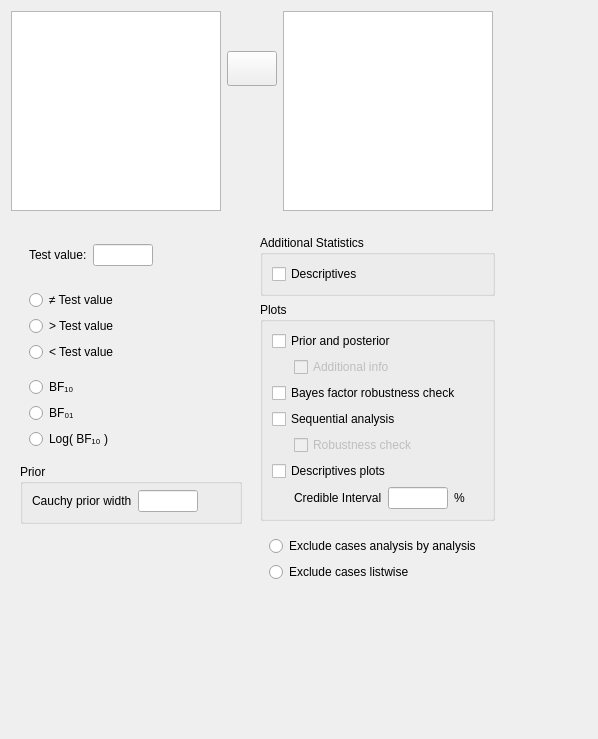
The window that JASP-Desktop/analysisforms/ttestbayesianonesampleform.ui (jasp-stats/jasp-desktop) describes before a commit, drawn with Qt 5.
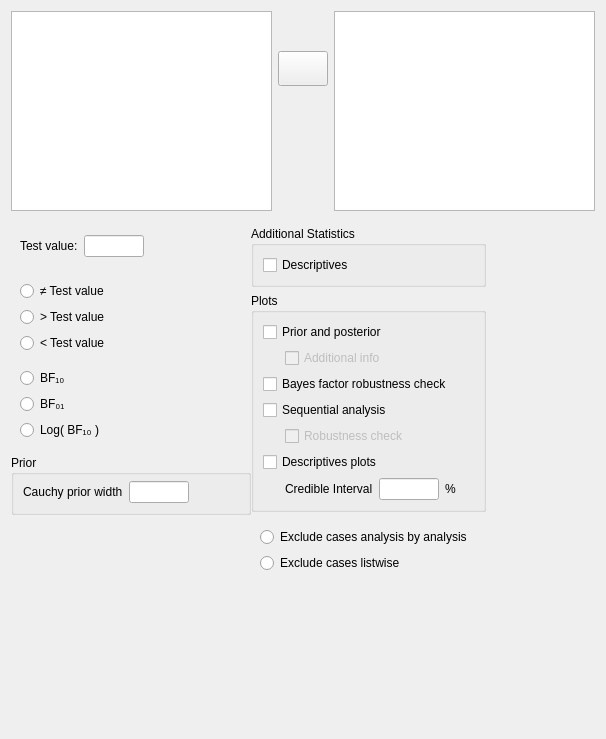
The same window after the commit. Custom widgets are drawn as their Qt base class.

```diff
--- a/JASP-Desktop/analysisforms/ttestbayesianonesampleform.ui
+++ b/JASP-Desktop/analysisforms/ttestbayesianonesampleform.ui
@@ -6,10 +6,16 @@
    <rect>
     <x>0</x>
     <y>0</y>
-    <width>598</width>
+    <width>606</width>
     <height>739</height>
    </rect>
   </property>
+  <property name="sizePolicy">
+   <sizepolicy hsizetype="Fixed" vsizetype="Preferred">
+    <horstretch>0</horstretch>
+    <verstretch>0</verstretch>
+   </sizepolicy>
+  </property>
   <property name="windowTitle">
    <string>Form</string>
   </property>
@@ -17,7 +23,7 @@
    <item>
     <widget class="QWidget" name="topWidget" native="true">
      <property name="sizePolicy">
-      <sizepolicy hsizetype="Fixed" vsizetype="Fixed">
+      <sizepolicy hsizetype="Expanding" vsizetype="Fixed">
        <horstretch>0</horstretch>
        <verstretch>0</verstretch>
       </sizepolicy>
@@ -122,20 +128,20 @@
       <item row="0" column="2">
        <widget class="BoundListView" name="variables">
         <property name="sizePolicy">
-         <sizepolicy hsizetype="Fixed" vsizetype="Fixed">
+         <sizepolicy hsizetype="Preferred" vsizetype="Fixed">
           <horstretch>0</horstretch>
           <verstretch>0</verstretch>
          </sizepolicy>
         </property>
         <property name="minimumSize">
          <size>
-          <width>210</width>
+          <width>0</width>
           <height>200</height>
          </size>
         </property>
         <property name="maximumSize">
          <size>
-          <width>210</width>
+          <width>16777215</width>
           <height>200</height>
          </size>
         </property>
@@ -147,20 +153,20 @@
       <item row="0" column="0">
        <widget class="AvailableFieldsListView" name="listAvailableFields">
         <property name="sizePolicy">
-         <sizepolicy hsizetype="Fixed" vsizetype="Fixed">
+         <sizepolicy hsizetype="Preferred" vsizetype="Fixed">
           <horstretch>0</horstretch>
           <verstretch>0</verstretch>
          </sizepolicy>
         </property>
         <property name="minimumSize">
          <size>
-          <width>210</width>
+          <width>0</width>
           <height>200</height>
          </size>
         </property>
         <property name="maximumSize">
          <size>
-          <width>210</width>
+          <width>16777215</width>
           <height>200</height>
          </size>
         </property>
@@ -202,6 +208,18 @@
          </size>
         </property>
         <layout class="QGridLayout" name="gridLayout_12">
+         <property name="leftMargin">
+          <number>0</number>
+         </property>
+         <property name="topMargin">
+          <number>0</number>
+         </property>
+         <property name="rightMargin">
+          <number>0</number>
+         </property>
+         <property name="bottomMargin">
+          <number>0</number>
+         </property>
          <item row="1" column="1">
           <widget class="QWidget" name="widget_5" native="true">
            <property name="minimumSize">
@@ -472,6 +490,18 @@
       <item row="0" column="1">
        <widget class="QWidget" name="widget_3" native="true">
         <layout class="QGridLayout" name="gridLayout_2">
+         <property name="leftMargin">
+          <number>0</number>
+         </property>
+         <property name="topMargin">
+          <number>0</number>
+         </property>
+         <property name="rightMargin">
+          <number>0</number>
+         </property>
+         <property name="bottomMargin">
+          <number>0</number>
+         </property>
          <item row="0" column="0">
           <widget class="GroupBox" name="additionalStatisticsGroup">
            <property name="title">
```
